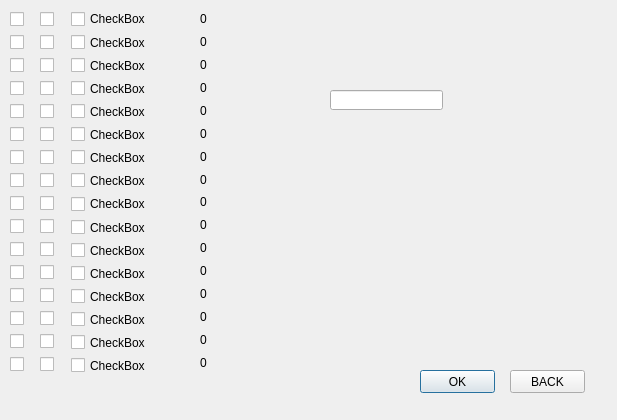
The window that attendencedialog.ui (Rakib-hosen/RSproject) describes before a commit, drawn with Qt 5.
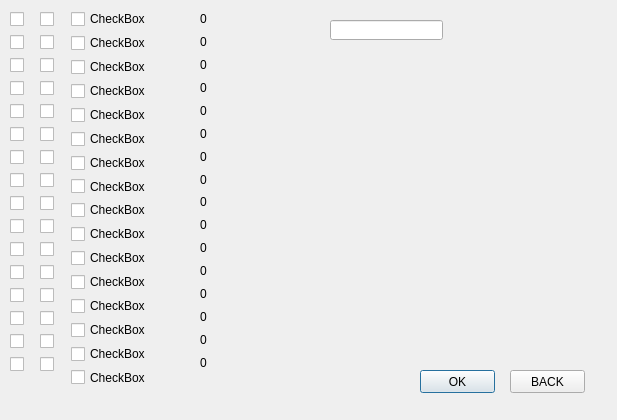
The same window after the commit.

Diff of the .ui file:
```diff
--- a/attendencedialog.ui
+++ b/attendencedialog.ui
@@ -43,7 +43,7 @@
    <property name="geometry">
     <rect>
      <x>330</x>
-     <y>90</y>
+     <y>20</y>
      <width>113</width>
      <height>20</height>
     </rect>
@@ -55,7 +55,7 @@
      <x>71</x>
      <y>10</y>
      <width>111</width>
-     <height>364</height>
+     <height>376</height>
     </rect>
    </property>
    <layout class="QVBoxLayout" name="verticalLayout">
@@ -103,6 +103,9 @@
     </item>
     <item>
      <widget class="QCheckBox" name="checkBox_7">
+      <property name="styleSheet">
+       <string notr="true"/>
+      </property>
       <property name="text">
        <string>CheckBox</string>
       </property>
```
